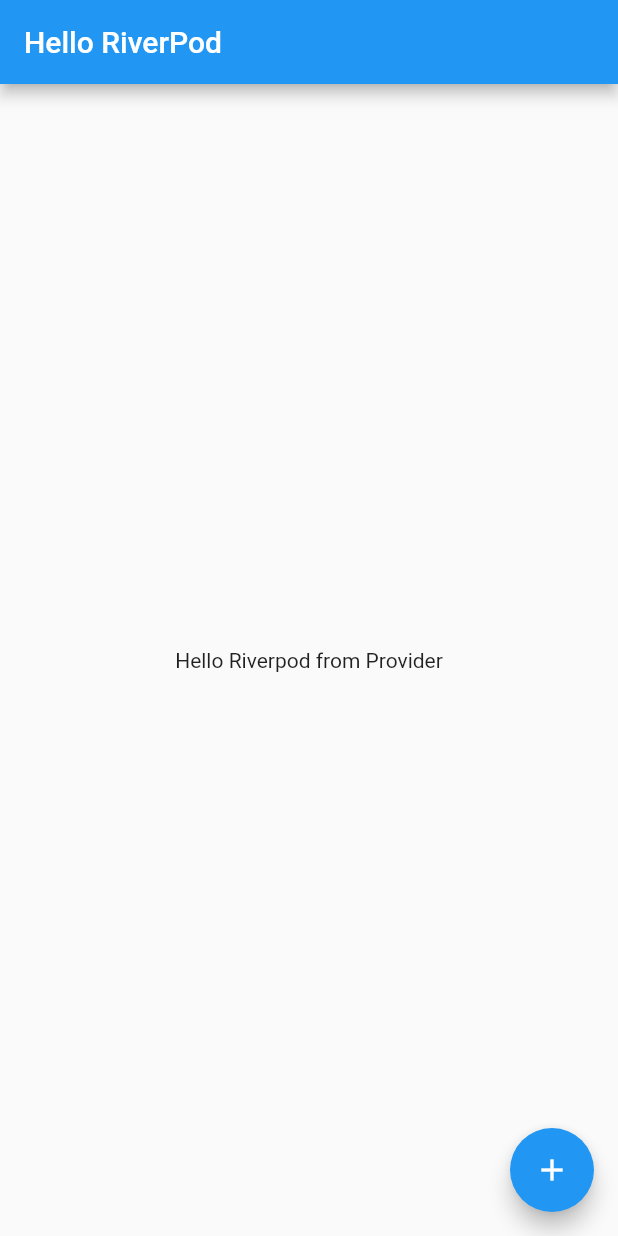
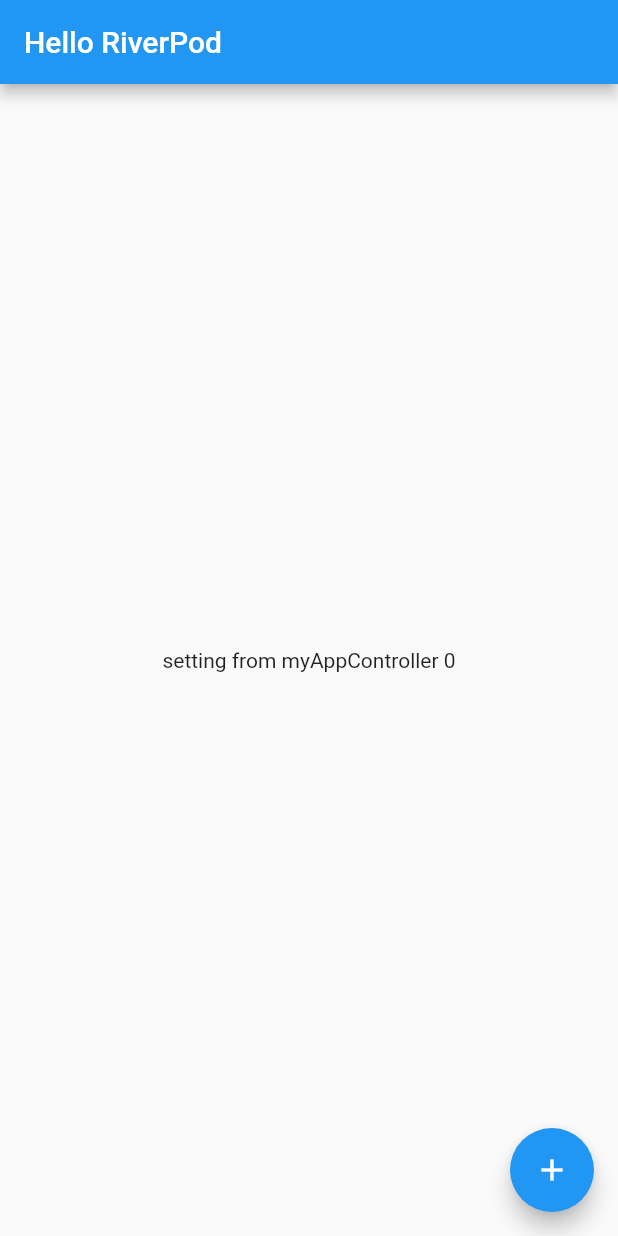
Before and after one commit to siddhantkumarupmanyu/flutter_simple_hello_world, a Flutter app: the screen it shows after launch, after a tap on the "add" icon, on a phone screen of 412 x 824 dp. Run offline on Flutter 3.47's test engine with Material 2 defaults, Android fonts, the phone set to English and light mode, and no system bars; our stand-ins replace flutter_riverpod.

Commit message:
good it's working

```diff
--- a/lib/main.dart
+++ b/lib/main.dart
@@ -22,24 +22,28 @@ class MyApp extends ConsumerWidget {
   }
 
   Future<void> _runsAfterBuild(WidgetRef ref) async {
-    await Future((){}); // <-- Dummy await
+    await Future(() {}); // <-- Dummy await
     print("build complete");
     ref.read(myControllerProvider).initialize();
   }
 }
 
-final myControllerProvider = Provider((ref) => MyAppController(ref));
+final myControllerProvider =
+    Provider.autoDispose((ref) => MyAppController(ref));
 
 class MyAppController {
   final ProviderRef<MyAppController> ref;
+  int count = 0;
 
   MyAppController(this.ref);
 
-  void initialize(){
+  void initialize() {
     ref.read(onPressedProvider.notifier).state = myAppControllerOnPressed;
   }
 
   void myAppControllerOnPressed() {
     print("appAppController Override onPressed");
+    ref.read(textProvider.notifier).state =
+        "setting from myAppController ${count++}";
   }
 }
```
